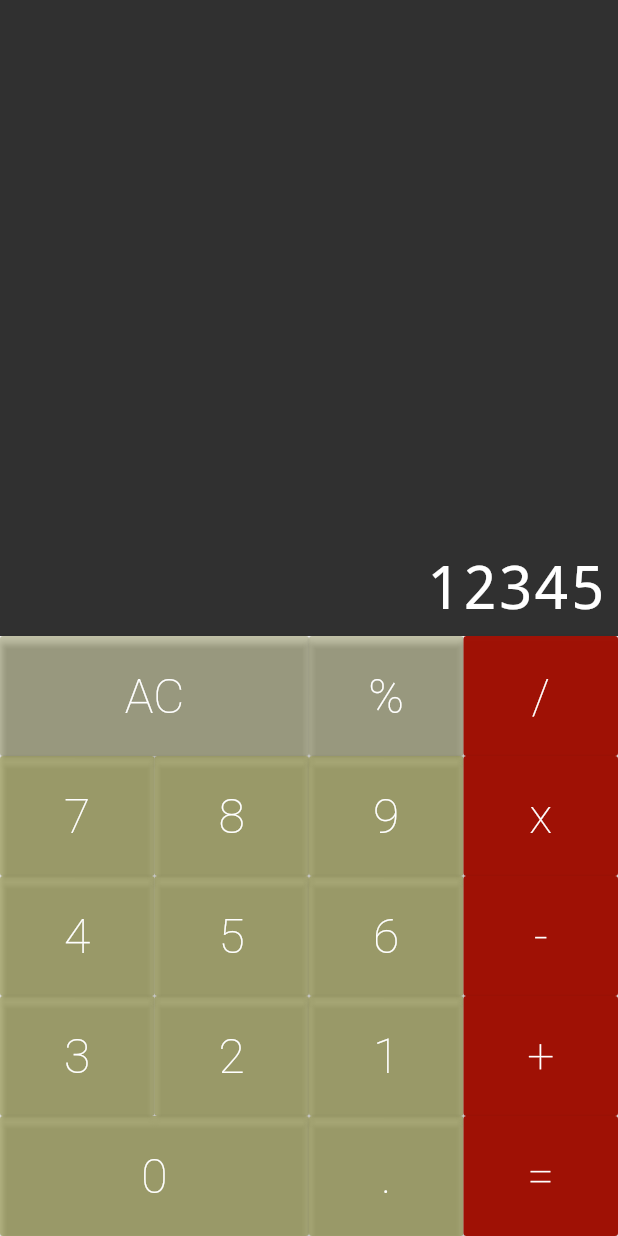
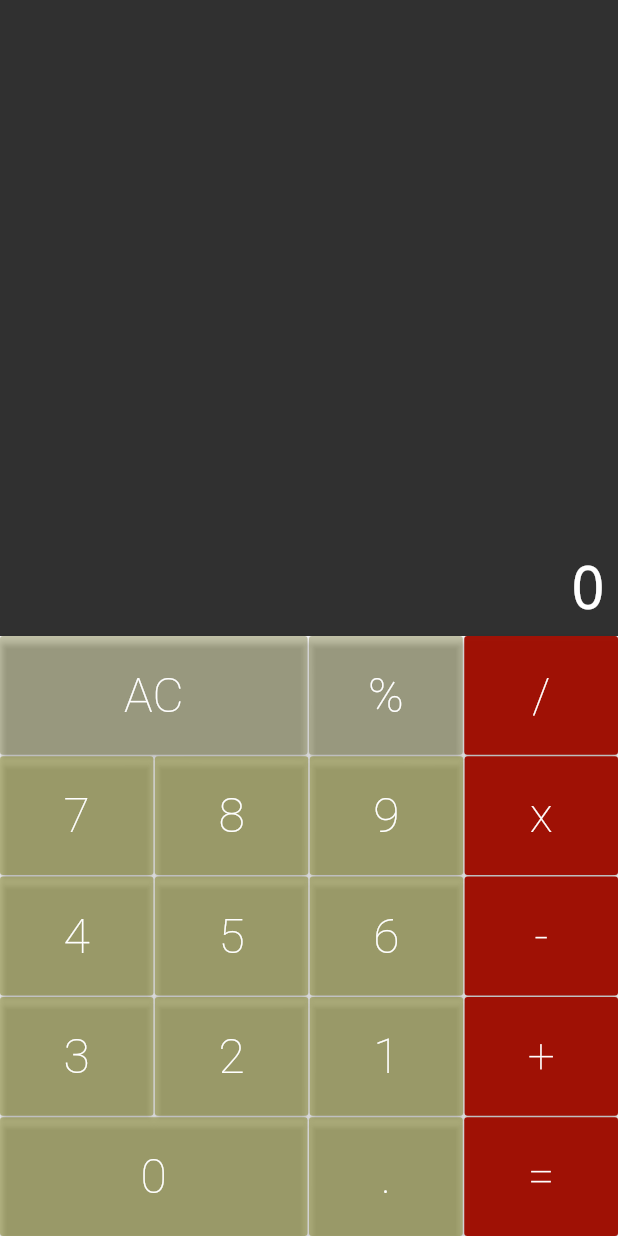
Before and after one commit to slvsccp/flutter-calculadora, a Flutter app: the screen it shows after launch, on a phone screen of 412 x 824 dp. Run offline on Flutter 3.47's test engine with Material 2 defaults, Android fonts, the phone set to English and light mode, and no system bars; drawn by our look-alikes of auto_size_text.

```diff
--- a/lib/components/button.dart
+++ b/lib/components/button.dart
@@ -9,23 +9,27 @@ class Button extends StatelessWidget {
   final String text;
   final bool big;
   final Color color;
+  final void Function(String) cb;
 
   Button({
     @required this.text,
     this.big = false,
     this.color = DEFAULT,
+    @required this.cb,
   });
 
   Button.big({
     @required this.text,
     this.big = true,
     this.color = DEFAULT,
+    @required this.cb,
   });
 
   Button.operation({
     @required this.text,
     this.big = false,
     this.color = OPERATION,
+    @required this.cb,
   });
 
   @override
@@ -42,7 +46,9 @@ class Button extends StatelessWidget {
             fontWeight: FontWeight.w200,
           ),
         ),
-        onPressed: () {},
+        onPressed: () {
+          cb(text);
+        },
       ),
     );
   }
--- a/lib/components/button_row.dart
+++ b/lib/components/button_row.dart
@@ -12,7 +12,10 @@ class ButtonRow extends StatelessWidget {
       flex: 1,
       child: Row(
         crossAxisAlignment: CrossAxisAlignment.stretch,
-        children: buttons,
+        children: buttons.fold(<Widget>[],(List,b){
+          List.isEmpty ? List.add(b) : List.addAll([SizedBox(width: 1),b]);
+          return List;
+        }),
       ),
     );
   }
--- a/lib/components/keyboard.dart
+++ b/lib/components/keyboard.dart
@@ -3,6 +3,10 @@ import 'button_row.dart';
 import 'package:flutter/cupertino.dart';
 
 class Keyboard extends StatelessWidget {
+  final void Function(String) cb;
+
+  Keyboard(this.cb);
+
   @override
   Widget build(BuildContext context) {
     return Container(
@@ -10,32 +14,36 @@ class Keyboard extends StatelessWidget {
       child: Column(
         children: <Widget>[
           ButtonRow([
-            Button.big(text: 'AC', color: Button.DARK),
-            Button(text: '%', color: Button.DARK),
-            Button.operation(text: '/'),
+            Button.big(text: 'AC', color: Button.DARK, cb: cb),
+            Button(text: '%', color: Button.DARK, cb: cb),
+            Button.operation(text: '/', cb: cb),
           ]),
+          SizedBox(height: 1),
           ButtonRow([
-            Button(text: '7'),
-            Button(text: '8'),
-            Button(text: '9'),
-            Button.operation(text: 'x'),
+            Button(text: '7', cb: cb),
+            Button(text: '8', cb: cb),
+            Button(text: '9', cb: cb),
+            Button.operation(text: 'x', cb: cb),
           ]),
+          SizedBox(height: 1),
           ButtonRow([
-            Button(text: '4'),
-            Button(text: '5'),
-            Button(text: '6'),
-            Button.operation(text: '-'),
+            Button(text: '4', cb: cb),
+            Button(text: '5', cb: cb),
+            Button(text: '6', cb: cb),
+            Button.operation(text: '-', cb: cb),
           ]),
+          SizedBox(height: 1),
           ButtonRow([
-            Button(text: '3'),
-            Button(text: '2'),
-            Button(text: '1'),
-            Button.operation(text: '+'),
+            Button(text: '3', cb: cb),
+            Button(text: '2', cb: cb),
+            Button(text: '1', cb: cb),
+            Button.operation(text: '+', cb: cb),
           ]),
+          SizedBox(height: 1),
           ButtonRow([
-            Button.big(text: '0'),
-            Button(text: '.'),
-            Button.operation(text: '='),
+            Button.big(text: '0', cb: cb),
+            Button(text: '.', cb: cb),
+            Button.operation(text: '=', cb: cb),
           ]),
         ],
       ),
--- /dev/null
+++ b/lib/models/memory.dart
@@ -0,0 +1,19 @@
+class Memory {
+  String _value = '0';
+
+  void applyCommand(String command) {
+    if (command == 'AC') {
+      _allClear();
+    } else {
+      _value += command;
+    }
+  }
+
+  _allClear() {
+    _value = '0';
+  }
+
+  String get value {
+    return _value;
+  }
+}
--- a/lib/screens/calculator.dart
+++ b/lib/screens/calculator.dart
@@ -1,16 +1,30 @@
-import 'package:calculator/components/keyboard.dart';
 import 'package:flutter/cupertino.dart';
 import 'package:flutter/material.dart';
 import '../components/display.dart';
+import '../components/keyboard.dart';
+import '../models/memory.dart';
 
-class Calculator extends StatelessWidget {
+class Calculator extends StatefulWidget {
+  @override
+  _CalculatorState createState() => _CalculatorState();
+}
+
+class _CalculatorState extends State<Calculator> {
+  final Memory memory = Memory();
+
+  _onPressed(String command) {
+    setState(() {
+      memory.applyCommand(command);
+    });
+  }
+
   @override
   Widget build(BuildContext context) {
     return MaterialApp(
       home: Column(
         children: <Widget>[
-          Display('12345'),
-          Keyboard(),
+          Display(memory.value),
+          Keyboard(_onPressed),
         ],
       ),
     );
```
